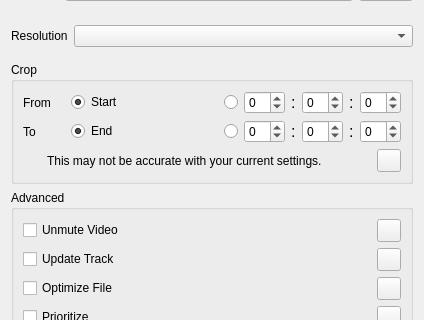
This is resources/ui/downloadMenu.ui in devhotteok/TwitchLink as Qt 5 draws it before an edit; both pictures show x 0 to 424 and y 409 to 729 of the 424 by 845 pixel window. The edited form follows.
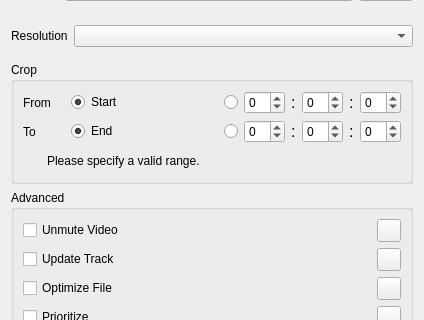
This is the edited form. The open tabs and pages were chosen to show the change. Icons and pictures are not drawn.

```diff
--- a/resources/ui/downloadMenu.ui
+++ b/resources/ui/downloadMenu.ui
@@ -527,8 +527,9 @@
           </widget>
          </item>
          <item>
-          <widget class="QWidget" name="cropInfoArea" native="true">
-           <layout class="QHBoxLayout" name="cropInfoAreaLayout">
+          <widget class="QStackedWidget" name="cropInfoArea">
+           <widget class="QWidget" name="cropSettingsInfoArea">
+            <layout class="QHBoxLayout" name="cropSettingsInfoAreaLayout">
             <property name="leftMargin">
              <number>0</number>
             </property>
@@ -567,7 +568,7 @@
              </widget>
             </item>
             <item>
-             <widget class="QLabel" name="cropInfoLabel">
+              <widget class="QLabel" name="cropSettingsInfoLabel">
               <property name="sizePolicy">
                <sizepolicy hsizetype="Ignored" vsizetype="Preferred">
                 <horstretch>0</horstretch>
@@ -580,7 +581,7 @@
              </widget>
             </item>
             <item>
-             <widget class="QToolButton" name="cropInfo">
+              <widget class="QToolButton" name="cropSettingsInfoButton">
               <property name="toolTip">
                <string>Help</string>
               </property>
@@ -591,6 +592,61 @@
              </widget>
             </item>
            </layout>
+           </widget>
+           <widget class="QWidget" name="cropRangeInfoArea">
+            <layout class="QHBoxLayout" name="cropRangeInfoAreaLayout">
+             <property name="leftMargin">
+              <number>0</number>
+             </property>
+             <property name="topMargin">
+              <number>0</number>
+             </property>
+             <property name="rightMargin">
+              <number>0</number>
+             </property>
+             <property name="bottomMargin">
+              <number>0</number>
+             </property>
+             <item>
+              <widget class="QLabel" name="cropRangeInfoIcon">
+               <property name="sizePolicy">
+                <sizepolicy hsizetype="Fixed" vsizetype="Fixed">
+                 <horstretch>0</horstretch>
+                 <verstretch>0</verstretch>
+                </sizepolicy>
+               </property>
+               <property name="maximumSize">
+                <size>
+                 <width>18</width>
+                 <height>18</height>
+                </size>
+               </property>
+               <property name="pixmap">
+                <pixmap>../icons/alert_red.svg</pixmap>
+               </property>
+               <property name="scaledContents">
+                <bool>true</bool>
+               </property>
+               <property name="alignment">
+                <set>Qt::AlignCenter</set>
+               </property>
+              </widget>
+             </item>
+             <item>
+              <widget class="QLabel" name="cropRangeInfoLabel">
+               <property name="sizePolicy">
+                <sizepolicy hsizetype="Ignored" vsizetype="Preferred">
+                 <horstretch>0</horstretch>
+                 <verstretch>0</verstretch>
+                </sizepolicy>
+               </property>
+               <property name="text">
+                <string>Please specify a valid range.</string>
+               </property>
+              </widget>
+             </item>
+            </layout>
+           </widget>
           </widget>
          </item>
         </layout>
```
Left out of the diff: 4 changed lines with no effect on the pictures. Lines whose indentation alone changed are shown as unchanged.
